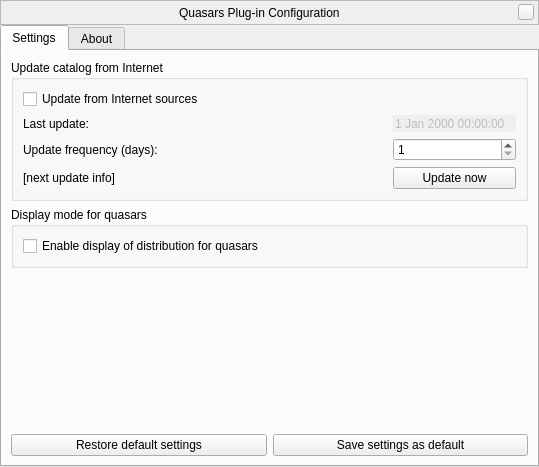
Above: plugins/Quasars/src/gui/quasarsDialog.ui from 519984307/stellarium_src before the change. Below: the same form after it.
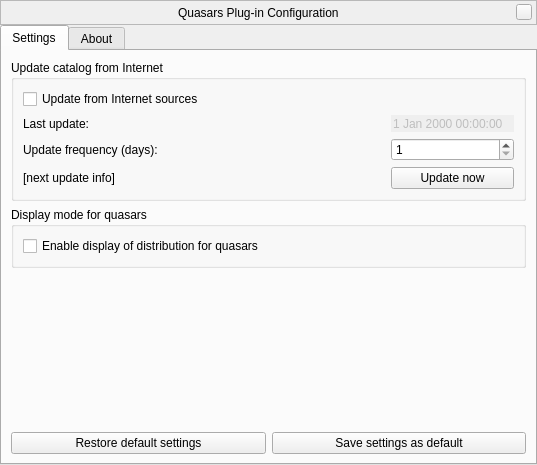
That is the form after the change. Custom widgets are drawn as their Qt base class.

Patch:
```diff
--- a/plugins/Quasars/src/gui/quasarsDialog.ui
+++ b/plugins/Quasars/src/gui/quasarsDialog.ui
@@ -6,8 +6,8 @@
    <rect>
     <x>0</x>
     <y>0</y>
-    <width>539</width>
-    <height>467</height>
+    <width>537</width>
+    <height>465</height>
    </rect>
   </property>
   <property name="windowTitle">
```
Left out of the diff: 3 changed lines with no effect on the pictures.
